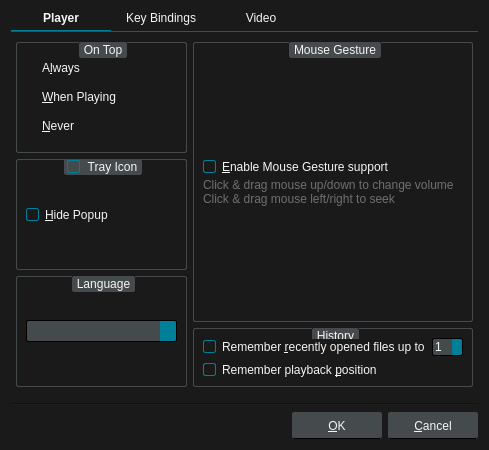
The window that src/ui/preferencesdialog.ui (u8sand/Baka-MPlayer) describes before a commit, drawn with Qt 5.
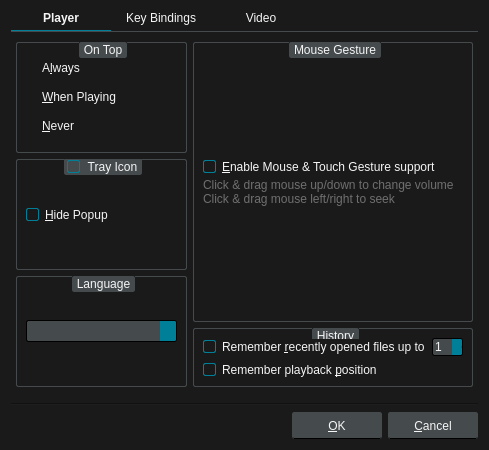
The same window after the commit. Icons and pictures are not drawn.

Commit message: paste.svg: touch up image

The edit to the form file:
```diff
--- a/src/ui/preferencesdialog.ui
+++ b/src/ui/preferencesdialog.ui
@@ -361,7 +361,7 @@
             <item>
              <widget class="QCheckBox" name="gestureCheckBox">
               <property name="text">
-               <string>&amp;Enable Mouse Gesture support</string>
+               <string>&amp;Enable Mouse &amp;&amp; Touch Gesture support</string>
               </property>
              </widget>
             </item>
```
The commit also changes 3 other files.
